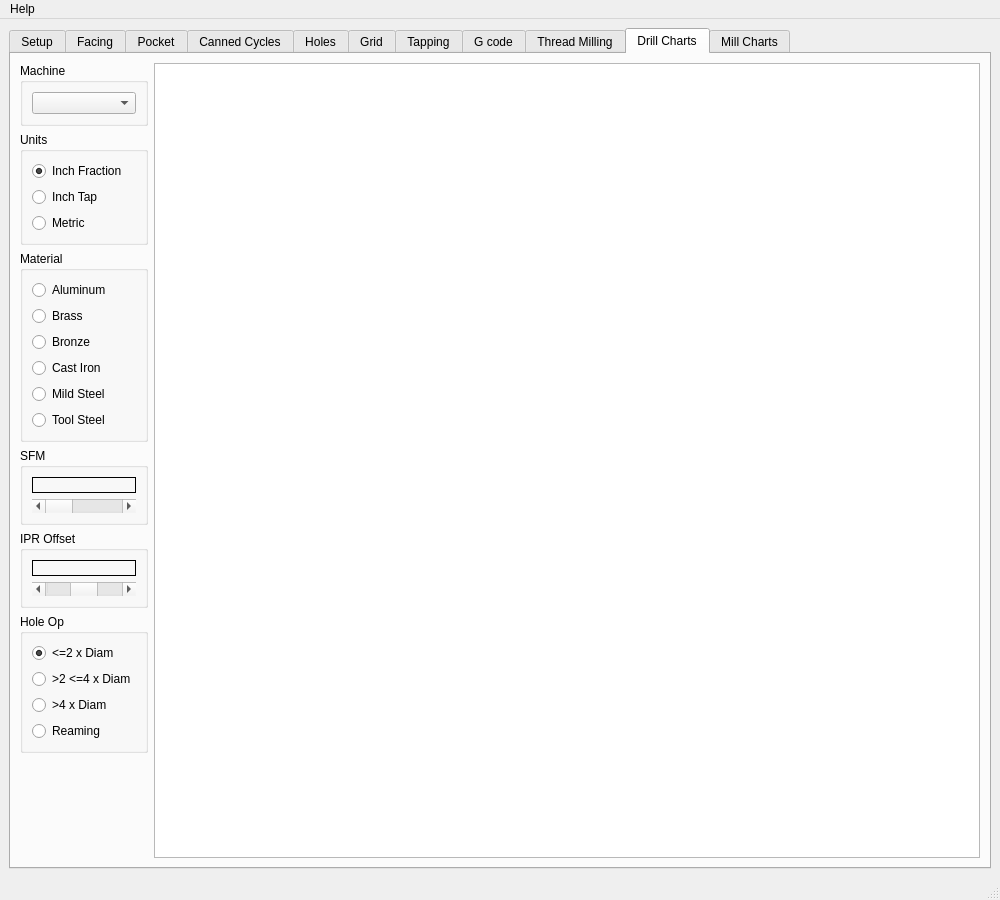
Old version of the form gcode/src/gcode.ui in the repository jethornton/gcode.
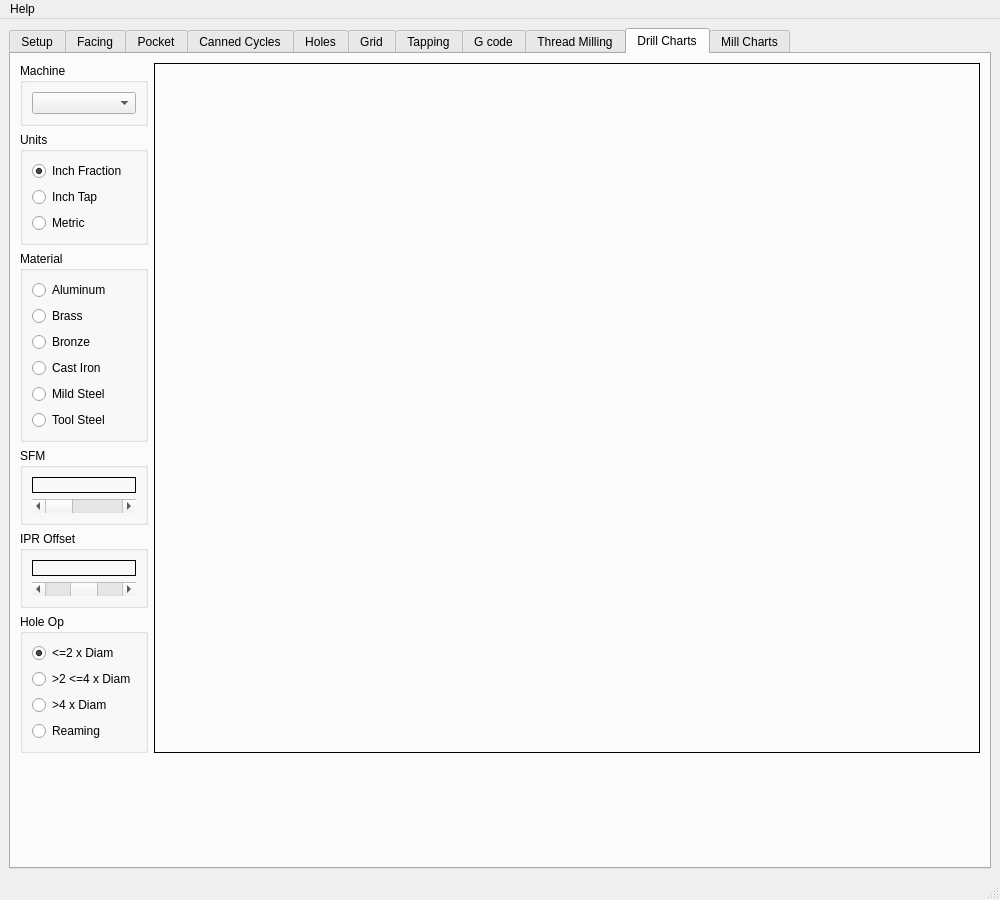
New version of the form. The open tabs and pages were chosen to show the change.

Commit message: set fixed pitch font drill chart

Diff of the .ui file:
```diff
--- a/gcode/src/gcode.ui
+++ b/gcode/src/gcode.ui
@@ -2325,14 +2325,19 @@
           </layout>
          </widget>
         </item>
-        <item row="0" column="1" rowspan="7">
-         <widget class="QPlainTextEdit" name="drillPTE">
-          <property name="font">
-           <font>
-            <family>BPG Courier S GPL&amp;GNU</family>
-            <weight>75</weight>
-            <bold>true</bold>
-           </font>
+        <item row="0" column="1" rowspan="6">
+         <widget class="QFrame" name="drillChartFM">
+          <property name="sizePolicy">
+           <sizepolicy hsizetype="Expanding" vsizetype="Preferred">
+            <horstretch>0</horstretch>
+            <verstretch>0</verstretch>
+           </sizepolicy>
+          </property>
+          <property name="frameShape">
+           <enum>QFrame::Box</enum>
+          </property>
+          <property name="frameShadow">
+           <enum>QFrame::Plain</enum>
           </property>
          </widget>
         </item>
```
Left out of the diff: 1 changed line with no effect on the pictures. The commit also changes 3 other files.
